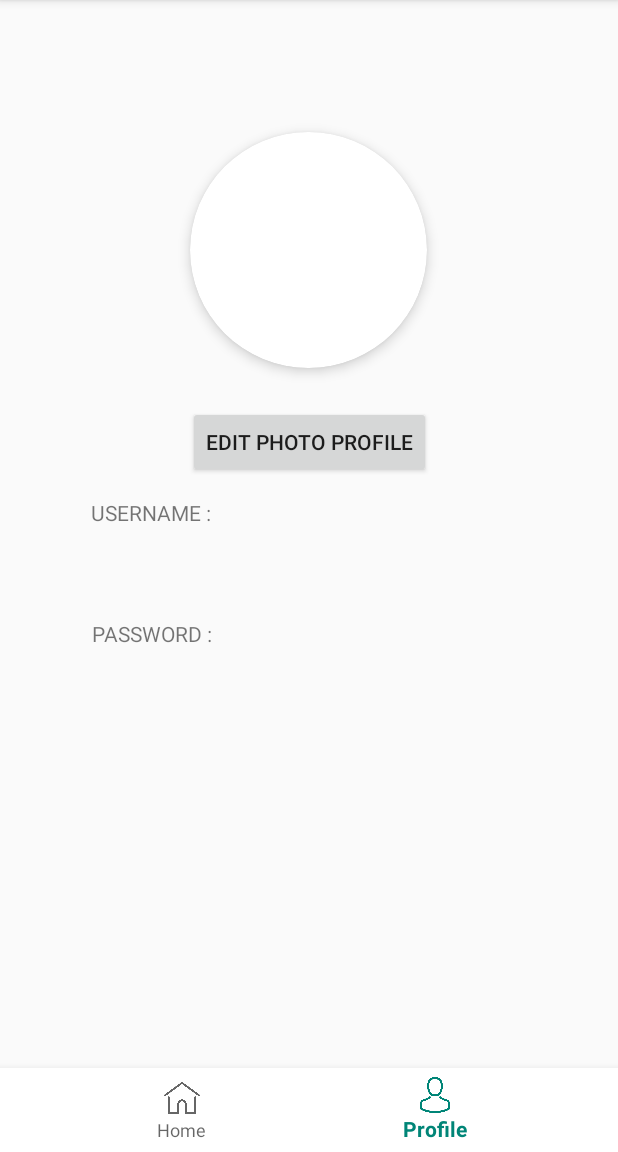
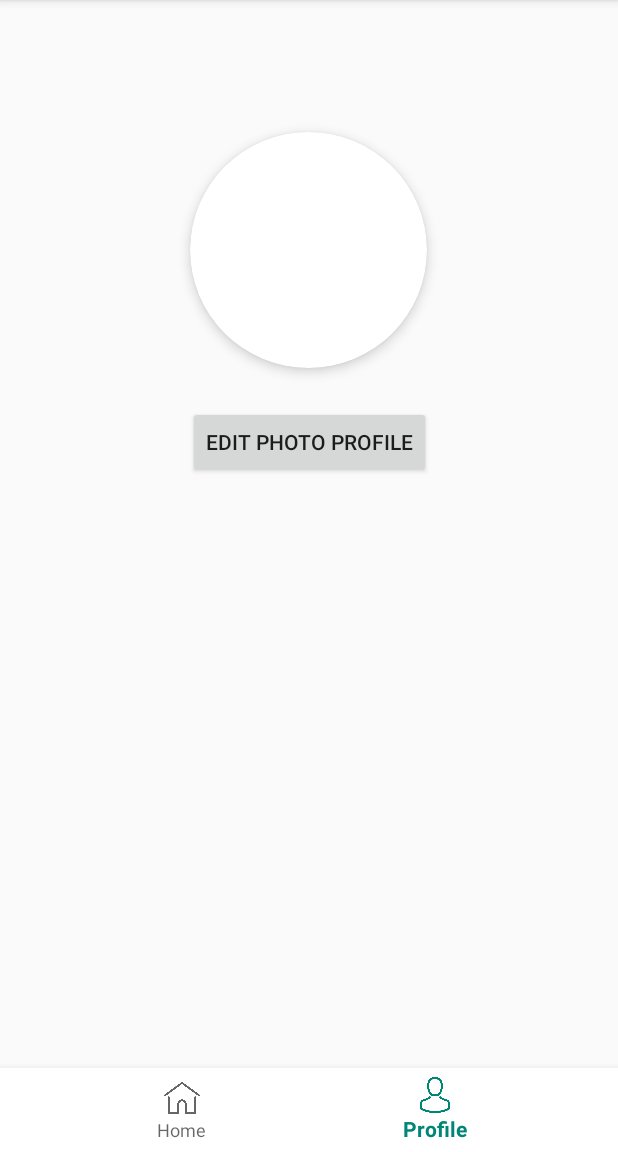
Before and after one commit to tsanyalwan/TravelMalang, an Android app: the MainActivity screen opened directly, with no data from a screen before it, item 2 of the bottom bar chosen, on a phone screen of 412 x 824 dp, the part 84-1236 px from its top. Run offline under Robolectric (Android 15) with nearby library versions, the phone set to English and light mode, and no system bars; our stand-ins replace Firebase (no records; nobody signed in at launch, a user with empty details on screens opened directly).

Commit message:
update tampilan

```diff
--- a/app/src/main/java/com/example/travelmalang/activities/MainActivity.java
+++ b/app/src/main/java/com/example/travelmalang/activities/MainActivity.java
@@ -5,11 +5,13 @@ import androidx.appcompat.app.AppCompatActivity;
 import androidx.fragment.app.Fragment;
 import androidx.fragment.app.FragmentTransaction;
 
+import android.content.Intent;
 import android.os.Bundle;
 import android.util.Log;
 import android.view.MenuItem;
 import android.widget.Button;
 import android.widget.EditText;
+import android.widget.Toast;
 
 import com.example.travelmalang.R;
 import com.example.travelmalang.fragments.HomeFragment;
@@ -23,6 +25,7 @@ import com.google.firebase.database.ValueEventListener;
 
 public class MainActivity extends AppCompatActivity implements BottomNavigationView.OnNavigationItemSelectedListener{
 
+    Bundle b;
     @Override
     protected void onCreate(Bundle savedInstanceState) {
         super.onCreate(savedInstanceState);
@@ -31,9 +34,7 @@ public class MainActivity extends AppCompatActivity implements BottomNavigationV
         BottomNavigationView bottomNavigationView = findViewById(R.id.navigation);
         // beri listener pada saat item/menu bottomnavigation terpilih
         bottomNavigationView.setOnNavigationItemSelectedListener(this);
-
-        FragmentTransaction f = getSupportFragmentManager().beginTransaction().replace(R.id.changeFrame, new HomeFragment());
-        f.commit();
+        loadFragment(new HomeFragment());
     }
     private boolean loadFragment(Fragment fragment) {
         if (fragment != null) {
@@ -57,6 +58,7 @@ public class MainActivity extends AppCompatActivity implements BottomNavigationV
                 fragment = new ProfileFragment();
                 break;
         }
+        fragment.setArguments(b);
         return loadFragment(fragment);
     }
 }
--- a/app/src/main/java/com/example/travelmalang/fragments/ProfileFragment.java
+++ b/app/src/main/java/com/example/travelmalang/fragments/ProfileFragment.java
@@ -16,23 +16,25 @@ import android.view.View;
 import android.view.ViewGroup;
 import android.widget.Button;
 import android.widget.ImageView;
+import android.widget.TextView;
 import android.widget.Toast;
 
 import com.example.travelmalang.R;
+import com.example.travelmalang.activities.LoginActivity;
 
 import java.io.FileNotFoundException;
 import java.io.IOException;
 
 import static android.app.Activity.RESULT_CANCELED;
+import static android.content.Intent.getIntent;
 
-/**
- * A simple {@link Fragment} subclass.
- */
 public class ProfileFragment extends Fragment {
 
     private static final String TAG = ProfileFragment.class.getCanonicalName();
 
     private static final int GALLERY_REQUEST_CODE = 1;
+    private TextView txtUser;
+    private TextView txtPass;
 
     ImageView imageView;
 
--- a/app/src/main/res/layout/activity_item_paket.xml
+++ b/app/src/main/res/layout/activity_item_paket.xml
@@ -56,10 +56,12 @@
 
     <Button
         android:id="@+id/btnConf"
+        android:background="@color/colorAccent"
         android:layout_width="366dp"
         android:layout_height="43dp"
         android:layout_marginBottom="16dp"
         android:text="Confirm"
+        android:textColor="@color/white"
         app:layout_constraintBottom_toBottomOf="parent"
         app:layout_constraintEnd_toEndOf="parent"
         app:layout_constraintHorizontal_bias="0.488"
--- a/app/src/main/res/layout/fragment_profile.xml
+++ b/app/src/main/res/layout/fragment_profile.xml
@@ -40,26 +40,4 @@
         app:layout_constraintVertical_bias="0.376"
         />
 
-    <TextView
-        android:id="@+id/textView6"
-        android:layout_width="wrap_content"
-        android:layout_height="wrap_content"
-        android:layout_marginTop="332dp"
-        android:text="USERNAME :"
-        app:layout_constraintEnd_toEndOf="parent"
-        app:layout_constraintHorizontal_bias="0.184"
-        app:layout_constraintStart_toStartOf="parent"
-        app:layout_constraintTop_toTopOf="parent" />
-
-    <TextView
-        android:id="@+id/textView7"
-        android:layout_width="wrap_content"
-        android:layout_height="wrap_content"
-        android:layout_marginBottom="336dp"
-        android:text="PASSWORD :"
-        app:layout_constraintBottom_toBottomOf="parent"
-        app:layout_constraintEnd_toEndOf="parent"
-        app:layout_constraintHorizontal_bias="0.184"
-        app:layout_constraintStart_toStartOf="parent" />
-
 </androidx.constraintlayout.widget.ConstraintLayout>
--- a/app/src/main/res/layout/menu_layout.xml
+++ b/app/src/main/res/layout/menu_layout.xml
@@ -10,7 +10,7 @@
         android:layout_width="383dp"
         android:layout_height="107dp"
         android:layout_marginTop="16dp"
-        app:cardBackgroundColor="@color/dot_dark_screen3"
+        app:cardBackgroundColor="@color/abu"
         app:cardCornerRadius="9dp"
         app:cardElevation="3dp"
         app:layout_constraintEnd_toEndOf="parent"
--- a/app/src/main/res/values/colors.xml
+++ b/app/src/main/res/values/colors.xml
@@ -4,6 +4,7 @@
     <color name="colorPrimaryDark">#00574B</color>
     <color name="colorAccent">#D81B60</color>
     <color name="hitam">#000000</color>
+    <color name="abu"> #85929e </color>
     <color name="white">#FFFFFF</color>
     <color name="bg_splash_1">#1abc9c</color>
     <color name="bg_splash_2">#23c9ff</color>
```
Also changed, not shown: app/src/main/java/com/example/travelmalang/activities/ItemPaketActivity.java (+7 -11 lines), app/src/main/java/com/example/travelmalang/activities/LoginActivity.java (+6 -5 lines), app/src/main/res/layout/activity_login.xml (+6 -4 lines).
